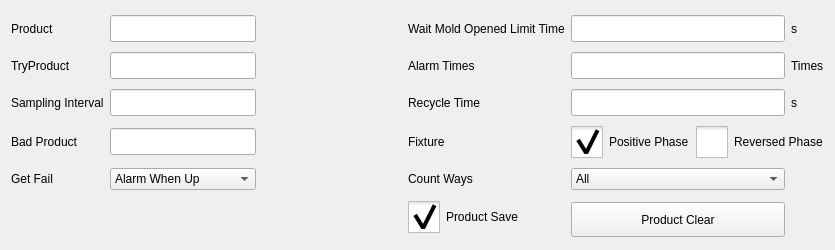
This is hcsettings/ichcproductsettingframe.ui in dongdong-2009/3-5AxisRobot as Qt 5 draws it before an edit. The edited form follows.
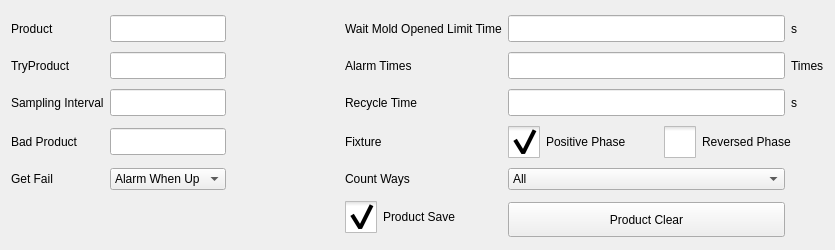
This is the edited form. Icons and pictures are not drawn. Custom widgets are drawn as their Qt base class.

```diff
--- a/hcsettings/ichcproductsettingframe.ui
+++ b/hcsettings/ichcproductsettingframe.ui
@@ -56,30 +56,30 @@
      </property>
     </spacer>
    </item>
-   <item row="0" column="3">
+   <item row="0" column="3" colspan="2">
     <widget class="QLabel" name="label_2">
      <property name="text">
       <string>Wait Mold Opened Limit Time</string>
      </property>
     </widget>
    </item>
-   <item row="0" column="4">
-    <widget class="ICLineEditWithVirtualNumericKeypad" name="waitTimeEdit">
-     <property name="minimumSize">
-      <size>
-       <width>0</width>
-       <height>27</height>
-      </size>
-     </property>
-     <property name="maximumSize">
-      <size>
-       <width>16777215</width>
-       <height>27</height>
-      </size>
-     </property>
-    </widget>
-   </item>
    <item row="0" column="5">
+    <widget class="ICLineEditWithVirtualNumericKeypad" name="waitTimeEdit">
+     <property name="minimumSize">
+      <size>
+       <width>0</width>
+       <height>27</height>
+      </size>
+     </property>
+     <property name="maximumSize">
+      <size>
+       <width>16777215</width>
+       <height>27</height>
+      </size>
+     </property>
+    </widget>
+   </item>
+   <item row="0" column="6">
     <widget class="QLabel" name="label_4">
      <property name="text">
       <string>s</string>
@@ -116,23 +116,23 @@
      </property>
     </widget>
    </item>
-   <item row="1" column="4">
-    <widget class="ICLineEditWithVirtualNumericKeypad" name="alarmTimesEdit">
-     <property name="minimumSize">
-      <size>
-       <width>0</width>
-       <height>27</height>
-      </size>
-     </property>
-     <property name="maximumSize">
-      <size>
-       <width>16777215</width>
-       <height>27</height>
-      </size>
-     </property>
-    </widget>
-   </item>
    <item row="1" column="5">
+    <widget class="ICLineEditWithVirtualNumericKeypad" name="alarmTimesEdit">
+     <property name="minimumSize">
+      <size>
+       <width>0</width>
+       <height>27</height>
+      </size>
+     </property>
+     <property name="maximumSize">
+      <size>
+       <width>16777215</width>
+       <height>27</height>
+      </size>
+     </property>
+    </widget>
+   </item>
+   <item row="1" column="6">
     <widget class="QLabel" name="label_6">
      <property name="text">
       <string>Times</string>
@@ -172,23 +172,23 @@
      </property>
     </widget>
    </item>
-   <item row="2" column="4">
-    <widget class="ICLineEditWithVirtualNumericKeypad" name="recycleTimeEdit">
-     <property name="minimumSize">
-      <size>
-       <width>0</width>
-       <height>27</height>
-      </size>
-     </property>
-     <property name="maximumSize">
-      <size>
-       <width>16777215</width>
-       <height>27</height>
-      </size>
-     </property>
-    </widget>
-   </item>
    <item row="2" column="5">
+    <widget class="ICLineEditWithVirtualNumericKeypad" name="recycleTimeEdit">
+     <property name="minimumSize">
+      <size>
+       <width>0</width>
+       <height>27</height>
+      </size>
+     </property>
+     <property name="maximumSize">
+      <size>
+       <width>16777215</width>
+       <height>27</height>
+      </size>
+     </property>
+    </widget>
+   </item>
+   <item row="2" column="6">
     <widget class="QLabel" name="label_11">
      <property name="text">
       <string>s</string>
@@ -228,95 +228,6 @@
      </property>
     </widget>
    </item>
-   <item row="3" column="4" colspan="2">
-    <layout class="QHBoxLayout" name="horizontalLayout_2">
-     <item>
-      <widget class="QCheckBox" name="positiveCheckBox">
-       <property name="styleSheet">
-        <string notr="true">::indicator {
-     width: 32px;
-     height: 32px;
- }
-
-::indicator:unchecked 
-{
-     image: url(:/resource/check_unchecked.png);
- }
-::indicator:checked 
-{
-     image: url(:/resource/check_checked.png);
- }
-
-QRadioButton::indicator:checked:disabled
-{
- image: url(:/resource/check_checked_disable.png);
-}
-
-QRadioButton::indicator:unchecked:disabled
-{
- image: url(:/resource/check_unchecked_disable.png);
-}</string>
-       </property>
-       <property name="text">
-        <string>Positive Phase</string>
-       </property>
-       <property name="checked">
-        <bool>true</bool>
-       </property>
-       <attribute name="buttonGroup">
-        <string notr="true">buttonGroup</string>
-       </attribute>
-      </widget>
-     </item>
-     <item>
-      <widget class="QCheckBox" name="reversedCheckBox">
-       <property name="acceptDrops">
-        <bool>false</bool>
-       </property>
-       <property name="autoFillBackground">
-        <bool>false</bool>
-       </property>
-       <property name="styleSheet">
-        <string notr="true">::indicator {
-     width: 32px;
-     height: 32px;
- }
-
-::indicator:unchecked 
-{
-     image: url(:/resource/check_unchecked.png);
- }
-::indicator:checked 
-{
-     image: url(:/resource/check_checked.png);
- }
-
-QRadioButton::indicator:checked:disabled
-{
- image: url(:/resource/check_checked_disable.png);
-}
-
-QRadioButton::indicator:unchecked:disabled
-{
- image: url(:/resource/check_unchecked_disable.png);
-}</string>
-       </property>
-       <property name="text">
-        <string>Reversed Phase</string>
-       </property>
-       <property name="checkable">
-        <bool>true</bool>
-       </property>
-       <property name="checked">
-        <bool>false</bool>
-       </property>
-       <attribute name="buttonGroup">
-        <string notr="true">buttonGroup</string>
-       </attribute>
-      </widget>
-     </item>
-    </layout>
-   </item>
    <item row="4" column="0">
     <widget class="QLabel" name="label_10">
      <property name="text">
@@ -348,7 +259,7 @@
      </property>
     </widget>
    </item>
-   <item row="4" column="4">
+   <item row="4" column="5">
     <widget class="ICComboBox" name="countUnitBox">
      <item>
       <property name="text">
@@ -382,7 +293,7 @@
      </item>
     </widget>
    </item>
-   <item row="5" column="3">
+   <item row="5" column="3" colspan="2">
     <widget class="QCheckBox" name="productSave">
      <property name="styleSheet">
       <string notr="true">::indicator {
@@ -417,7 +328,7 @@
      </property>
     </widget>
    </item>
-   <item row="5" column="4">
+   <item row="5" column="5">
     <widget class="QPushButton" name="productClearButton">
      <property name="minimumSize">
       <size>
@@ -436,6 +347,107 @@
      </property>
     </widget>
    </item>
+   <item row="3" column="5" colspan="2">
+    <layout class="QHBoxLayout" name="horizontalLayout">
+     <item>
+      <widget class="QCheckBox" name="positiveCheckBox">
+       <property name="minimumSize">
+        <size>
+         <width>150</width>
+         <height>0</height>
+        </size>
+       </property>
+       <property name="styleSheet">
+        <string notr="true">::indicator {
+     width: 32px;
+     height: 32px;
+ }
+
+::indicator:unchecked 
+{
+     image: url(:/resource/check_unchecked.png);
+ }
+::indicator:checked 
+{
+     image: url(:/resource/check_checked.png);
+ }
+
+QRadioButton::indicator:checked:disabled
+{
+ image: url(:/resource/check_checked_disable.png);
+}
+
+QRadioButton::indicator:unchecked:disabled
+{
+ image: url(:/resource/check_unchecked_disable.png);
+}</string>
+       </property>
+       <property name="text">
+        <string>Positive Phase</string>
+       </property>
+       <property name="checked">
+        <bool>true</bool>
+       </property>
+       <attribute name="buttonGroup">
+        <string notr="true">buttonGroup</string>
+       </attribute>
+      </widget>
+     </item>
+     <item>
+      <widget class="QCheckBox" name="reversedCheckBox">
+       <property name="minimumSize">
+        <size>
+         <width>160</width>
+         <height>0</height>
+        </size>
+       </property>
+       <property name="acceptDrops">
+        <bool>false</bool>
+       </property>
+       <property name="autoFillBackground">
+        <bool>false</bool>
+       </property>
+       <property name="styleSheet">
+        <string notr="true">::indicator {
+     width: 32px;
+     height: 32px;
+ }
+
+::indicator:unchecked 
+{
+     image: url(:/resource/check_unchecked.png);
+ }
+::indicator:checked 
+{
+     image: url(:/resource/check_checked.png);
+ }
+
+QRadioButton::indicator:checked:disabled
+{
+ image: url(:/resource/check_checked_disable.png);
+}
+
+QRadioButton::indicator:unchecked:disabled
+{
+ image: url(:/resource/check_unchecked_disable.png);
+}</string>
+       </property>
+       <property name="text">
+        <string>Reversed Phase</string>
+       </property>
+       <property name="checkable">
+        <bool>true</bool>
+       </property>
+       <property name="checked">
+        <bool>false</bool>
+       </property>
+       <attribute name="buttonGroup">
+        <string notr="true">buttonGroup</string>
+       </attribute>
+      </widget>
+     </item>
+    </layout>
+   </item>
   </layout>
  </widget>
  <customwidgets>
```
